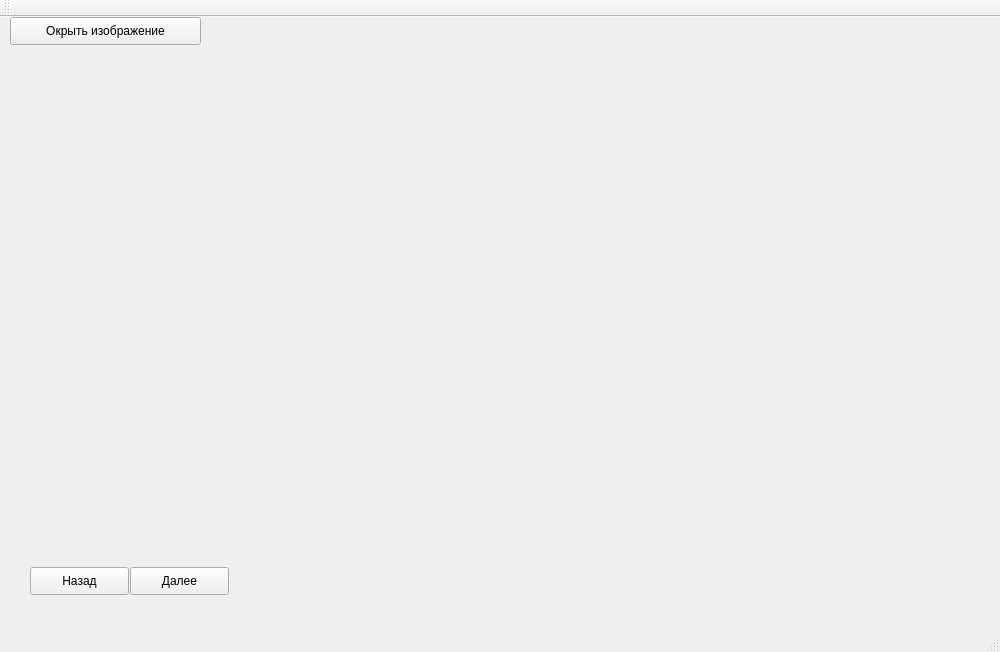
The window that mainwindow.ui (nicknick1945/melonoma) describes before a commit, drawn with Qt 5.
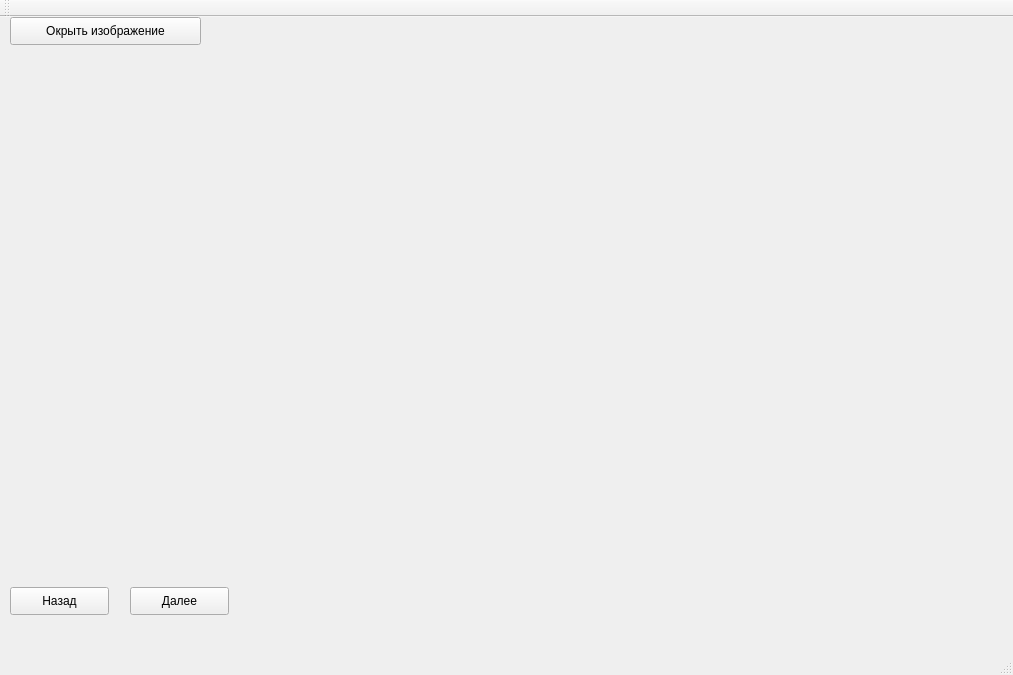
The same window after the commit.

The edit to the form file:
```diff
--- a/mainwindow.ui
+++ b/mainwindow.ui
@@ -6,8 +6,8 @@
    <rect>
     <x>0</x>
     <y>0</y>
-    <width>1000</width>
-    <height>652</height>
+    <width>1013</width>
+    <height>675</height>
    </rect>
   </property>
   <property name="windowTitle">
@@ -18,7 +18,7 @@
     <property name="geometry">
      <rect>
       <x>130</x>
-      <y>550</y>
+      <y>570</y>
       <width>99</width>
       <height>28</height>
      </rect>
@@ -30,8 +30,8 @@
    <widget class="QPushButton" name="previous">
     <property name="geometry">
      <rect>
-      <x>30</x>
-      <y>550</y>
+      <x>10</x>
+      <y>570</y>
       <width>99</width>
       <height>28</height>
      </rect>
```
Left out of the diff: 2 changed lines with no effect on the pictures.
